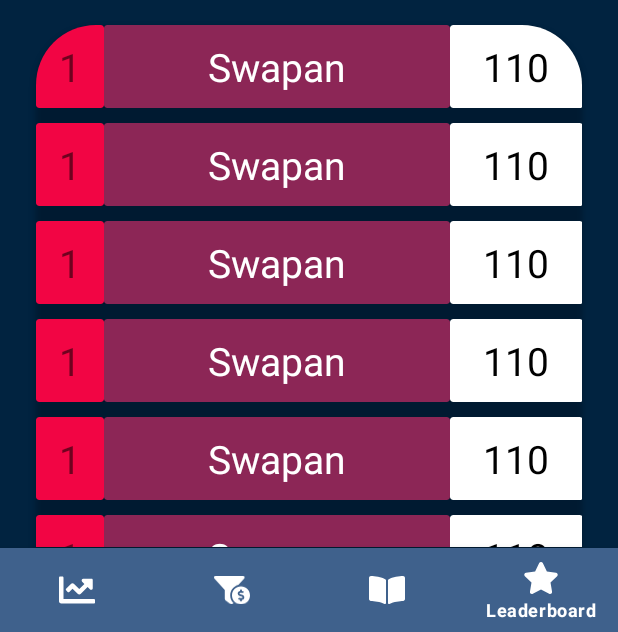
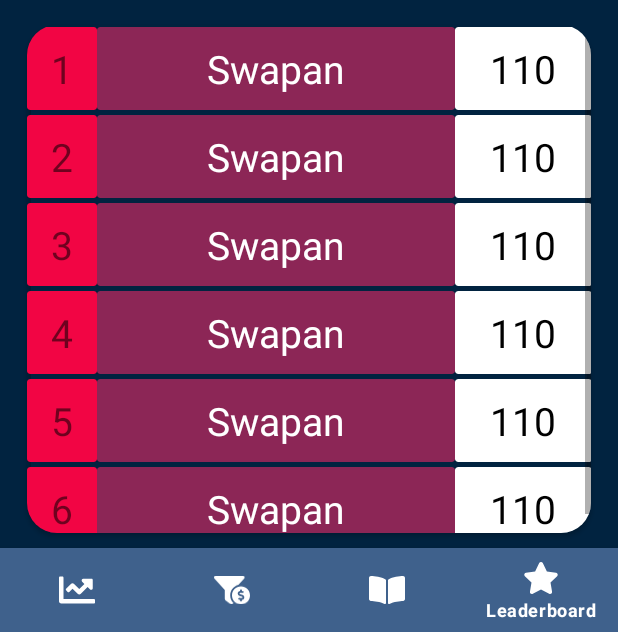
Before and after one commit to Suswan114/70S, an Android app: the screen it shows after launch (MainActivity), item 4 of the bottom bar chosen, on a phone screen of 412 x 824 dp, the part 604-1236 px from its top. Run offline under Robolectric (Android 15) with nearby library versions, the phone set to English and light mode, and no system bars.

Commit message:
Minor Changes (Rounded Corner Fixed)

```diff
--- a/app/src/main/java/com/example/a7os/fragments/LeaderboardFragment.java
+++ b/app/src/main/java/com/example/a7os/fragments/LeaderboardFragment.java
@@ -47,40 +47,40 @@ public class LeaderboardFragment extends Fragment {
 
 
         leaderboardList.add(new LeaderboardModelClass("1","Swapan","110"));
-        leaderboardList.add(new LeaderboardModelClass("1","Swapan","110"));
-        leaderboardList.add(new LeaderboardModelClass("1","Swapan","110"));
-        leaderboardList.add(new LeaderboardModelClass("1","Swapan","110"));
-        leaderboardList.add(new LeaderboardModelClass("1","Swapan","110"));
-        leaderboardList.add(new LeaderboardModelClass("1","Swapan","110"));
-        leaderboardList.add(new LeaderboardModelClass("1","Swapan","110"));
-        leaderboardList.add(new LeaderboardModelClass("1","Swapan","110"));
-        leaderboardList.add(new LeaderboardModelClass("1","Swapan","110"));
-        leaderboardList.add(new LeaderboardModelClass("1","Swapan","110"));
-        leaderboardList.add(new LeaderboardModelClass("1","Swapan","110"));
-        leaderboardList.add(new LeaderboardModelClass("1","Swapan","110"));
-        leaderboardList.add(new LeaderboardModelClass("1","Swapan","110"));
-        leaderboardList.add(new LeaderboardModelClass("1","Swapan","110"));
-        leaderboardList.add(new LeaderboardModelClass("1","Swapan","110"));
-        leaderboardList.add(new LeaderboardModelClass("1","Swapan","110"));
-        leaderboardList.add(new LeaderboardModelClass("1","Swapan","110"));
-        leaderboardList.add(new LeaderboardModelClass("1","Swapan","110"));
-        leaderboardList.add(new LeaderboardModelClass("1","Swapan","110"));
-        leaderboardList.add(new LeaderboardModelClass("1","Swapan","110"));
-        leaderboardList.add(new LeaderboardModelClass("1","Swapan","110"));
-        leaderboardList.add(new LeaderboardModelClass("1","Swapan","110"));
-        leaderboardList.add(new LeaderboardModelClass("1","Swapan","110"));
-        leaderboardList.add(new LeaderboardModelClass("1","Swapan","110"));
-        leaderboardList.add(new LeaderboardModelClass("1","Swapan","110"));
-        leaderboardList.add(new LeaderboardModelClass("1","Swapan","110"));
-        leaderboardList.add(new LeaderboardModelClass("1","Swapan","110"));
-        leaderboardList.add(new LeaderboardModelClass("1","Swapan","110"));
-        leaderboardList.add(new LeaderboardModelClass("1","Swapan","110"));
-        leaderboardList.add(new LeaderboardModelClass("1","Swapan","110"));
-        leaderboardList.add(new LeaderboardModelClass("1","Swapan","110"));
-        leaderboardList.add(new LeaderboardModelClass("1","Swapan","110"));
-        leaderboardList.add(new LeaderboardModelClass("1","Swapan","110"));
-        leaderboardList.add(new LeaderboardModelClass("1","Swapan","110"));
         leaderboardList.add(new LeaderboardModelClass("2","Swapan","110"));
+        leaderboardList.add(new LeaderboardModelClass("3","Swapan","110"));
+        leaderboardList.add(new LeaderboardModelClass("4","Swapan","110"));
+        leaderboardList.add(new LeaderboardModelClass("5","Swapan","110"));
+        leaderboardList.add(new LeaderboardModelClass("6","Swapan","110"));
+        leaderboardList.add(new LeaderboardModelClass("7","Swapan","110"));
+        leaderboardList.add(new LeaderboardModelClass("8","Swapan","110"));
+        leaderboardList.add(new LeaderboardModelClass("9","Swapan","110"));
+        leaderboardList.add(new LeaderboardModelClass("10","Swapan","110"));
+        leaderboardList.add(new LeaderboardModelClass("11","Swapan","110"));
+        leaderboardList.add(new LeaderboardModelClass("12","Swapan","110"));
+        leaderboardList.add(new LeaderboardModelClass("13","Swapan","110"));
+        leaderboardList.add(new LeaderboardModelClass("14","Swapan","110"));
+        leaderboardList.add(new LeaderboardModelClass("15","Swapan","110"));
+        leaderboardList.add(new LeaderboardModelClass("16","Swapan","110"));
+        leaderboardList.add(new LeaderboardModelClass("17","Swapan","110"));
+        leaderboardList.add(new LeaderboardModelClass("18","Swapan","110"));
+        leaderboardList.add(new LeaderboardModelClass("19","Swapan","110"));
+        leaderboardList.add(new LeaderboardModelClass("20","Swapan","110"));
+        leaderboardList.add(new LeaderboardModelClass("21","Swapan","110"));
+        leaderboardList.add(new LeaderboardModelClass("22","Swapan","110"));
+        leaderboardList.add(new LeaderboardModelClass("23","Swapan","110"));
+        leaderboardList.add(new LeaderboardModelClass("24","Swapan","110"));
+        leaderboardList.add(new LeaderboardModelClass("25","Swapan","110"));
+        leaderboardList.add(new LeaderboardModelClass("26","Swapan","110"));
+        leaderboardList.add(new LeaderboardModelClass("27","Swapan","110"));
+        leaderboardList.add(new LeaderboardModelClass("28","Swapan","110"));
+        leaderboardList.add(new LeaderboardModelClass("29","Swapan","110"));
+        leaderboardList.add(new LeaderboardModelClass("30","Swapan","110"));
+        leaderboardList.add(new LeaderboardModelClass("31","Swapan","110"));
+        leaderboardList.add(new LeaderboardModelClass("32","Swapan","110"));
+        leaderboardList.add(new LeaderboardModelClass("33","Swapan","110"));
+        leaderboardList.add(new LeaderboardModelClass("34","Swapan","110"));
+        leaderboardList.add(new LeaderboardModelClass("35","Swapan","110"));
 
 
     }
--- a/app/src/main/res/layout/fragment_leaderboard.xml
+++ b/app/src/main/res/layout/fragment_leaderboard.xml
@@ -182,23 +182,25 @@
         />
     <androidx.cardview.widget.CardView
         android:layout_width="match_parent"
-        android:layout_height="wrap_content"
+        android:layout_height="0dp"
+        app:layout_constraintBottom_toBottomOf="parent"
         app:layout_constraintTop_toBottomOf="@id/leaderboard_text"
         android:layout_marginTop="15dp"
         app:layout_constraintStart_toStartOf="parent"
         android:backgroundTint="#00FFFFFF"
-        app:cardCornerRadius="40dp"
-        android:layout_marginStart="24dp"
-        android:layout_marginEnd="24dp">
+        app:cardCornerRadius="20dp"
+        android:layout_marginBottom="10dp"
+        android:layout_marginStart="18dp"
+        android:layout_marginEnd="18dp">
         <ScrollView
             android:layout_width="match_parent"
             android:layout_height="match_parent"
-            android:paddingBottom="380dp"
             >
             <androidx.recyclerview.widget.RecyclerView
                 android:layout_width="match_parent"
                 android:layout_height="match_parent"
                 android:id="@+id/leaderboard_recycler"
+
                 />
         </ScrollView>
     </androidx.cardview.widget.CardView>
--- a/app/src/main/res/layout/leaderboard_item.xml
+++ b/app/src/main/res/layout/leaderboard_item.xml
@@ -3,8 +3,9 @@
     android:layout_width="match_parent"
     android:layout_height="wrap_content"
     android:weightSum="1"
-    android:id="@+id/leaderboar_item_container"
-    android:layout_marginBottom="10dp">
+    android:id="@+id/leaderboard_item_container"
+    android:layout_marginTop="1dp"
+    android:layout_marginBottom="2dp">
         <androidx.cardview.widget.CardView
             android:layout_width="0dp"
             android:layout_weight="0.125"
```
